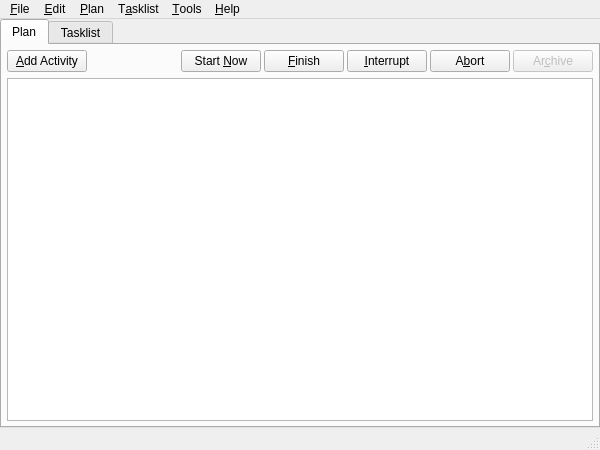
This is src/ui/forms/main_window.ui in snhu-cs-22/LibrePlan as Qt 5 draws it before an edit. The edited form follows.
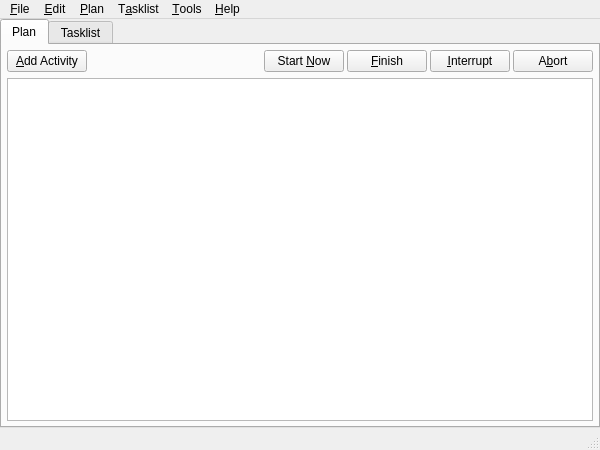
This is the edited form. Icons and pictures are not drawn.

```diff
--- a/src/ui/forms/main_window.ui
+++ b/src/ui/forms/main_window.ui
@@ -124,16 +124,6 @@
             </property>
            </widget>
           </item>
-          <item>
-           <widget class="QPushButton" name="pushButton_archive">
-            <property name="enabled">
-             <bool>false</bool>
-            </property>
-            <property name="text">
-             <string>Ar&amp;chive</string>
-            </property>
-           </widget>
-          </item>
          </layout>
         </item>
         <item>
```
Left out of the diff: 1 changed line with no effect on the pictures.
